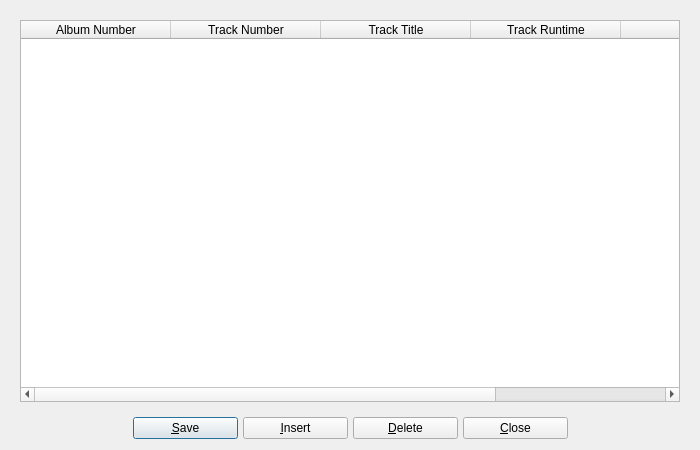
Above: UI/biblioteq_tracks.ui from textbrowser/biblioteq before the change. Below: the same form after it.
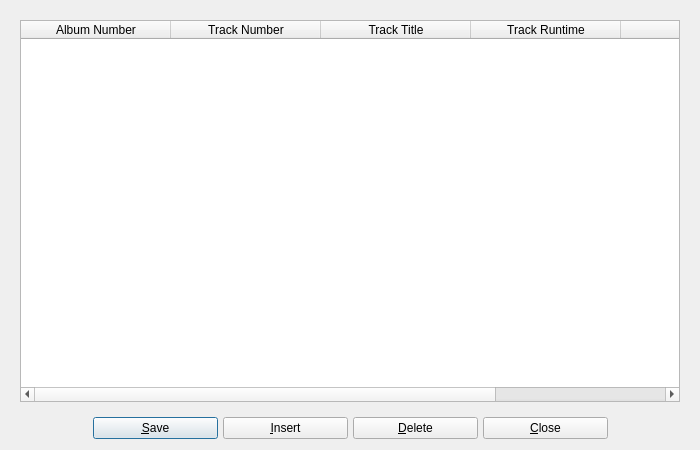
That is the form after the change. Icons and pictures are not drawn.

What changed in the file:
```diff
--- a/UI/biblioteq_tracks.ui
+++ b/UI/biblioteq_tracks.ui
@@ -122,7 +122,7 @@
       <widget class="QPushButton" name="saveButton">
        <property name="minimumSize">
         <size>
-         <width>105</width>
+         <width>125</width>
          <height>0</height>
         </size>
        </property>
@@ -139,7 +139,7 @@
       <widget class="QPushButton" name="insertButton">
        <property name="minimumSize">
         <size>
-         <width>105</width>
+         <width>125</width>
          <height>0</height>
         </size>
        </property>
@@ -156,7 +156,7 @@
       <widget class="QPushButton" name="deleteButton">
        <property name="minimumSize">
         <size>
-         <width>105</width>
+         <width>125</width>
          <height>0</height>
         </size>
        </property>
@@ -173,7 +173,7 @@
       <widget class="QPushButton" name="cancelButton">
        <property name="minimumSize">
         <size>
-         <width>105</width>
+         <width>125</width>
          <height>0</height>
         </size>
        </property>
```
